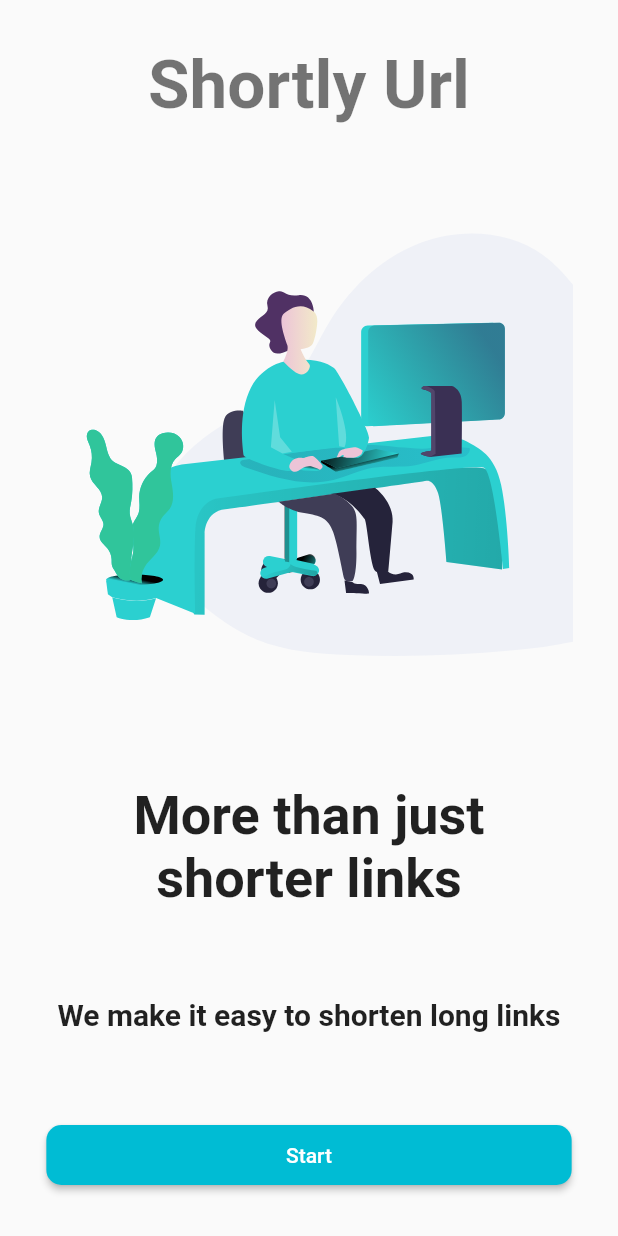
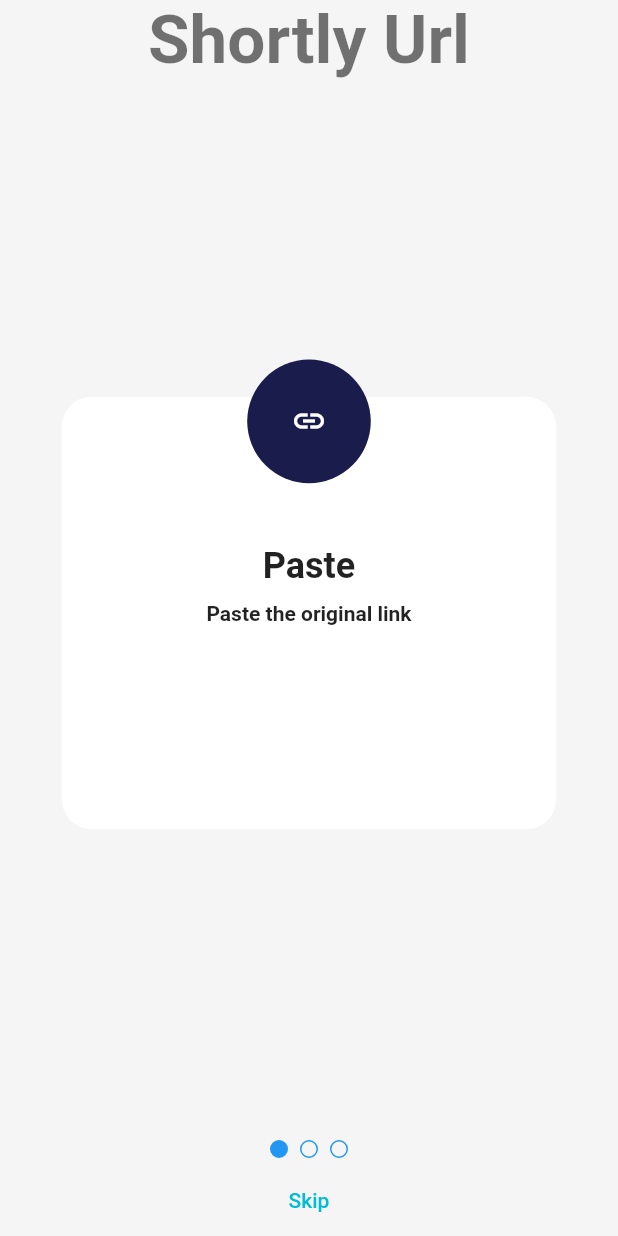
Before and after one commit to uluibrahim/shortly_url, a Flutter app: the screen it shows after launch, after a tap on "Start", on a phone screen of 412 x 824 dp. Run offline on Flutter 3.47's test engine with Material 2 defaults, Android fonts, the phone set to English and light mode, and no system bars; our stand-ins replace auto_route, dio, easy_localization, flutter_svg.

Commit message:
On boarding

```diff
--- a/assets/translations/en-US.json
+++ b/assets/translations/en-US.json
@@ -1,5 +1,6 @@
 {
     "start": "Start",
     "moreThanJustShorterLinks": "More than just shorter links",
-    "makeLinks": "We make it easy to shorten long links"
+    "makeLinks": "We make it easy to shorten long links",
+    "skip": "Skip"
 }
--- a/lib/core/init/language/locale_keys.dart
+++ b/lib/core/init/language/locale_keys.dart
@@ -2,4 +2,5 @@ abstract class LocaleKeys {
   static const start = "start";
   static const moreThanJustShorterLinks = "moreThanJustShorterLinks";
   static const makeLinks = "makeLinks";
+  static const skip = "skip";
 }
--- a/lib/core/init/theme/ligth/app_theme_ligth.dart
+++ b/lib/core/init/theme/ligth/app_theme_ligth.dart
@@ -11,5 +11,7 @@ class AppThemeLight extends AppTheme with IThemeLigth {
   @override
   ThemeData? get theme => ThemeData.light().copyWith(
         colorScheme: colorSchemeLight?.colorScheme,
+        scaffoldBackgroundColor: colorSchemeLight?.grey100,
+        primaryColorDark: colorSchemeLight?.primaryDarkColor,
       );
 }
--- a/lib/core/init/theme/ligth/color_scheme_light.dart
+++ b/lib/core/init/theme/ligth/color_scheme_light.dart
@@ -12,4 +12,6 @@ class ColorSchemeLight {
       );
 
   final Color cyan = Colors.cyan;
+  final Color grey100 = Colors.grey.shade100;
+  final Color primaryDarkColor = const Color.fromARGB(255, 26, 29, 75);
 }
--- /dev/null
+++ b/lib/features/onboarding/model/on_board_model.dart
@@ -0,0 +1,10 @@
+import 'package:flutter/material.dart';
+
+class OnBoardModel {
+  final String title;
+  final String content;
+  final IconData iconData;
+
+  OnBoardModel(
+      {required this.title, required this.content, required this.iconData});
+}
--- /dev/null
+++ b/lib/features/onboarding/view/onboarding_view.dart
@@ -0,0 +1,93 @@
+import 'package:easy_localization/easy_localization.dart';
+import 'package:flutter/material.dart';
+import 'package:shortly_url/core/extensions/context_extension.dart';
+import 'package:shortly_url/core/init/language/locale_keys.dart';
+
+import '../../../core/constants/app/application_constants.dart';
+import '../../../product/component/onboard_card.dart';
+import '../viewmodel/on_board_viewmodel.dart';
+
+class OnBoardingView extends StatefulWidget {
+  const OnBoardingView({Key? key}) : super(key: key);
+
+  @override
+  State<OnBoardingView> createState() => _OnBoardingViewState();
+}
+
+class _OnBoardingViewState extends State<OnBoardingView>
+    with TickerProviderStateMixin {
+  late final PageController _pageController;
+  late final TabController _tabController;
+  late final OnBoardViewmodel _onBoardViewmodel;
+
+  @override
+  void initState() {
+    super.initState();
+    _onBoardViewmodel = OnBoardViewmodel();
+    _pageController = PageController();
+    _tabController = TabController(
+        length: _onBoardViewmodel.onBoardModels.length, vsync: this);
+  }
+
+  @override
+  void dispose() {
+    _tabController.dispose();
+    super.dispose();
+  }
+
+  @override
+  Widget build(BuildContext context) {
+    return Scaffold(
+      body: SafeArea(
+        child: Column(
+          children: [
+            _title,
+            Expanded(child: _onboardList),
+            TabPageSelector(controller: _tabController),
+            _skipButton
+          ],
+        ),
+      ),
+    );
+  }
+
+  TextButton get _skipButton {
+    return TextButton(
+      onPressed: () {
+        if (_tabController.length - 1 != _tabController.index) {
+          _pageController.animateToPage(_tabController.index + 1,
+              duration: const Duration(milliseconds: 300),
+              curve: Curves.linear);
+        }
+      },
+      child: Text(LocaleKeys.skip.tr()),
+    );
+  }
+
+  PageView get _onboardList {
+    return PageView.builder(
+      onPageChanged: (value) {
+        _tabController.index = value;
+      },
+      controller: _pageController,
+      itemCount: _onBoardViewmodel.onBoardModels.length,
+      itemBuilder: (context, index) {
+        return Center(
+          child: OnBoardCard(
+            context: context,
+            title: _onBoardViewmodel.onBoardModels[index].title,
+            content: _onBoardViewmodel.onBoardModels[index].content,
+            iconData: _onBoardViewmodel.onBoardModels[index].iconData,
+          ),
+        );
+      },
+    );
+  }
+
+  Text get _title {
+    return Text(
+      ApplicationConstants.appName,
+      style: context.textTheme.headline3?.copyWith(fontWeight: FontWeight.bold),
+    );
+  }
+}
--- /dev/null
+++ b/lib/features/onboarding/viewmodel/on_board_viewmodel.dart
@@ -0,0 +1,29 @@
+import 'package:flutter/material.dart';
+import 'package:shortly_url/features/onboarding/model/on_board_model.dart';
+
+class OnBoardViewmodel {
+  late final List<OnBoardModel> onBoardModels;
+  OnBoardViewmodel() {
+    _createOnBoardModelList;
+  }
+
+  get _createOnBoardModelList {
+    onBoardModels = [
+      OnBoardModel(
+        content: "Paste the original link",
+        title: "Paste",
+        iconData: Icons.link_outlined,
+      ),
+      OnBoardModel(
+        content: "Create new short link",
+        title: "Create",
+        iconData: Icons.link_outlined,
+      ),
+      OnBoardModel(
+        content: "Copy and use the newly created link",
+        title: "Coppy",
+        iconData: Icons.link_outlined,
+      ),
+    ];
+  }
+}
--- a/lib/features/splash/view/splash_view.dart
+++ b/lib/features/splash/view/splash_view.dart
@@ -8,6 +8,7 @@ import 'package:shortly_url/core/init/language/locale_keys.dart';
 import 'package:shortly_url/product/enum/assets_enum.dart';
 
 import '../../../core/component/button/custom_elevated_button.dart';
+import '../../../product/auto_route/app_router.dart';
 
 class SplashView extends StatelessWidget {
   const SplashView({Key? key}) : super(key: key);
@@ -43,7 +44,7 @@ class SplashView extends StatelessWidget {
                 text: LocaleKeys.start.tr(),
                 context: context,
                 ontap: () {
-                  // context.router.navigate();
+                  context.router.replace(const OnBoardingRoute());
                 },
               ),
             ],
--- a/lib/product/auto_route/app_router.dart
+++ b/lib/product/auto_route/app_router.dart
@@ -1,9 +1,8 @@
 import 'package:auto_route/auto_route.dart';
 import 'package:flutter/material.dart';
 
+import '../../features/onboarding/view/onboarding_view.dart';
 import '../../features/splash/view/splash_view.dart';
-
-
 
 part 'app_router.gr.dart';
 
@@ -15,6 +14,7 @@ part 'app_router.gr.dart';
       path: "splashView",
       initial: true,
     ),
+    AutoRoute(page: OnBoardingView, path: "onboardView"),
   ],
 )
 class AppRouter extends _$AppRouter {}
--- /dev/null
+++ b/lib/product/component/onboard_card.dart
@@ -0,0 +1,57 @@
+import 'package:flutter/material.dart';
+import 'package:shortly_url/core/extensions/context_extension.dart';
+
+class OnBoardCard extends SizedBox {
+  final BuildContext context;
+  final String title;
+  final String content;
+  final IconData iconData;
+
+  OnBoardCard({
+    super.key,
+    required this.context,
+    required this.content,
+    required this.title,
+    required this.iconData,
+  }) : super(
+          width: context.width * 0.8,
+          height: context.height * 0.4,
+          child: Stack(
+            alignment: Alignment.topCenter,
+            children: [
+              Column(
+                children: [
+                  SizedBox(height: context.height * 0.03),
+                  Container(
+                    padding: context.paddingNormal,
+                    height: context.height * 0.35,
+                    width: context.width * 0.8,
+                    decoration: BoxDecoration(
+                      color: Colors.white,
+                      borderRadius: BorderRadius.circular(20),
+                    ),
+                    child: Column(
+                      children: [
+                        SizedBox(height: context.height * 0.1),
+                        Text(
+                          title,
+                          style: context.textTheme.headline5
+                              ?.copyWith(fontWeight: FontWeight.bold),
+                        ),
+                        const SizedBox(height: 10),
+                        Text(
+                          content,
+                          style: context.textTheme.bodyText1
+                              ?.copyWith(fontWeight: FontWeight.bold),
+                          textAlign: TextAlign.center,
+                        ),
+                      ],
+                    ),
+                  ),
+                ],
+              ),
+              CircleAvatar(radius: context.height * 0.05, child: Icon(iconData))
+            ],
+          ),
+        );
+}
```
Also changed, not shown: lib/product/auto_route/app_router.gr.dart.
